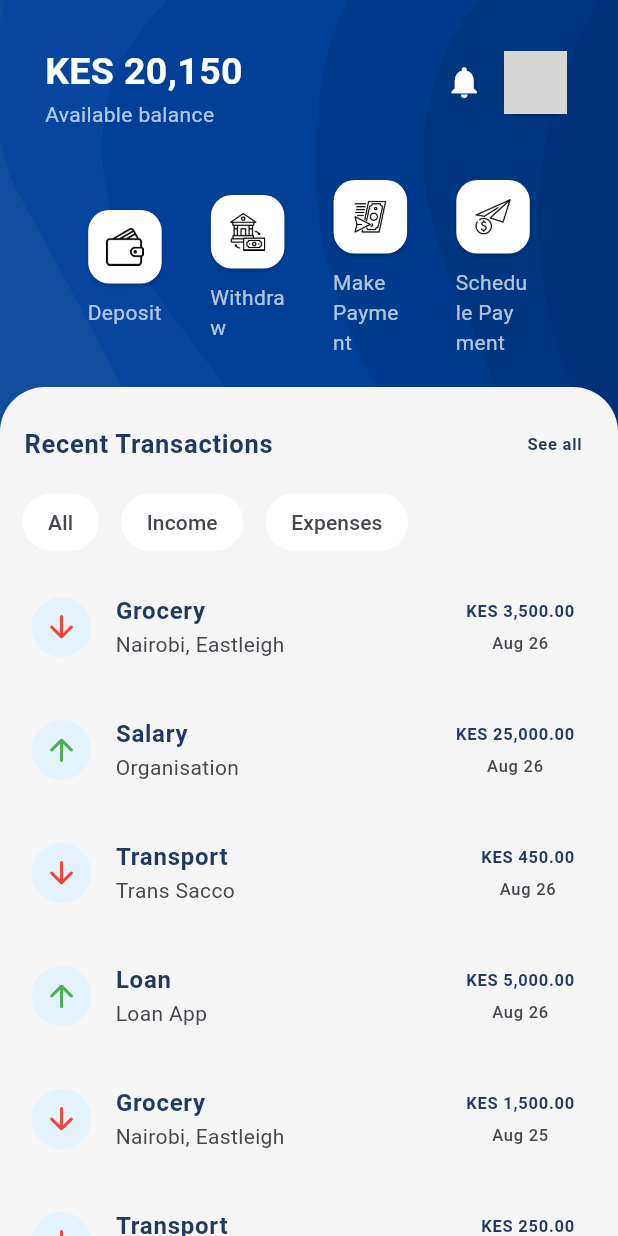
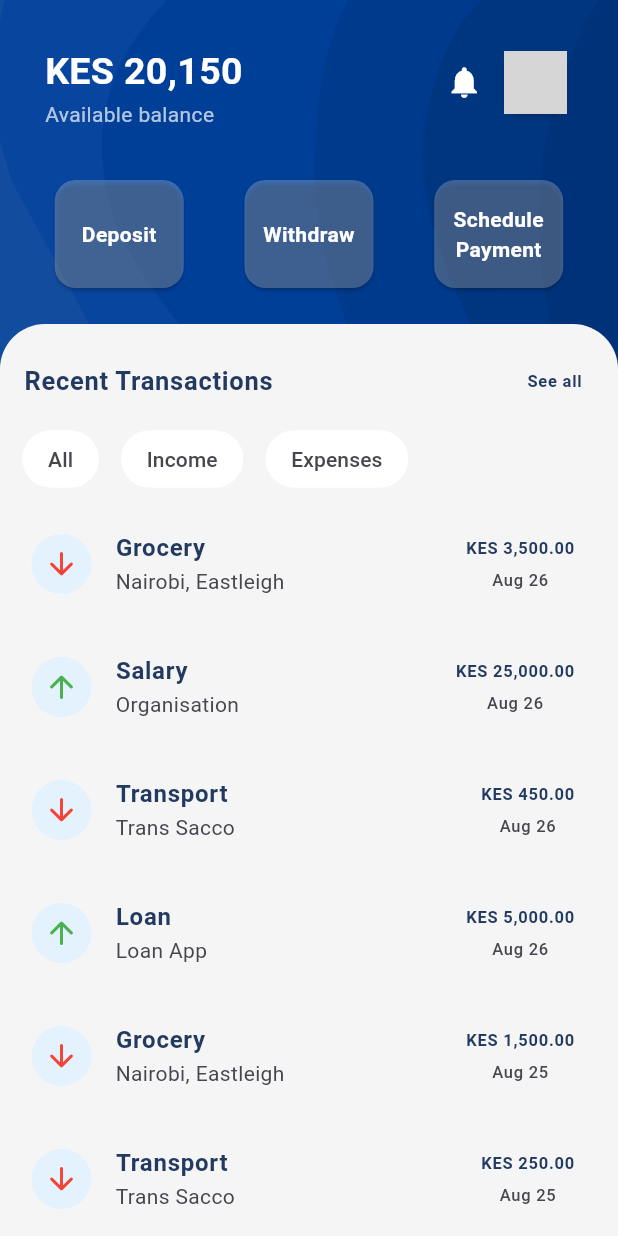
Before and after one commit to brianngeywo/banking_app, a Flutter app: the screen it shows after launch, on a phone screen of 412 x 824 dp. Run offline on Flutter 3.47's test engine with Material 2 defaults, Android fonts, the phone set to English and light mode, and no system bars; network calls fail; grey boxes are pictures that could not be loaded.

Commit message:
changed homepage to have deposit, withdraw and schedule payment

```diff
--- a/lib/homepage.dart
+++ b/lib/homepage.dart
@@ -89,8 +89,8 @@ class _MyHomePageState extends State<MyHomePage> {
             Padding(
               padding: const EdgeInsets.only(
                 top: 30.0,
-                right: 30,
-                left: 30,
+                right: 0,
+                left: 0,
                 bottom: 20,
               ),
               child: Row(
@@ -176,34 +176,53 @@ class _MyHomePageState extends State<MyHomePage> {
 
 Widget actionsWidget(MainAction action) {
   return Column(
+    crossAxisAlignment: CrossAxisAlignment.center,
+    mainAxisAlignment: MainAxisAlignment.spaceBetween,
     children: [
-      Card(
-        color: Colors.white,
-        shape: RoundedRectangleBorder(
-          borderRadius: BorderRadius.circular(14),
-        ),
-        child: Center(
-          child: Padding(
-            padding: const EdgeInsets.all(12.0),
-            child: SizedBox(
-              height: 25,
-              width: 25,
-              child: Image.asset(action.icon),
+      SizedBox(
+        height: 80,
+        child: Card(
+          color: Colors.white24,
+          shape: RoundedRectangleBorder(
+            borderRadius: BorderRadius.circular(14),
+          ),
+          child: Center(
+            child: Column(
+              crossAxisAlignment: CrossAxisAlignment.center,
+              mainAxisAlignment: MainAxisAlignment.center,
+              children: [
+                // Padding(
+                //   padding: const EdgeInsets.all(12.0),
+                //   child: SizedBox(
+                //     height: 25,
+                //     width: 25,
+                //     child: Image.asset(action.icon),
+                //   ),
+                // ),
+                // const SizedBox(
+                //   height: 10,
+                // ),
+                Padding(
+                  padding: const EdgeInsets.all(8.0),
+                  child: SizedBox(
+                    width: 70,
+                    child: Text(
+                      action.title,
+                      style: const TextStyle(
+                        color: Colors.white,
+                        fontWeight: FontWeight.bold,
+                      ),
+                      softWrap: true,
+                      textAlign: TextAlign.center,
+                    ),
+                  ),
+                ),
+              ],
             ),
           ),
         ),
       ),
-      const SizedBox(height: 5),
-      SizedBox(
-        child: Text(
-          action.title,
-          style: const TextStyle(
-            color: Colors.white70,
-          ),
-          softWrap: true,
-        ),
-        width: 50,
-      ),
+
     ],
   );
 }
--- a/lib/test_data.dart
+++ b/lib/test_data.dart
@@ -11,7 +11,7 @@ class MainAction {
 List<MainAction> actions = [
   MainAction(icon: "assets/wallet.png", title: 'Deposit'),
   MainAction(icon: "assets/banking.png", title: 'Withdraw'),
-  MainAction(icon: "assets/send.png", title: 'Make Payment'),
+  // MainAction(icon: "assets/send.png", title: 'Make Payment'),
   MainAction(icon: "assets/transfer.png", title: 'Schedule Payment'),
 ];
 
```
